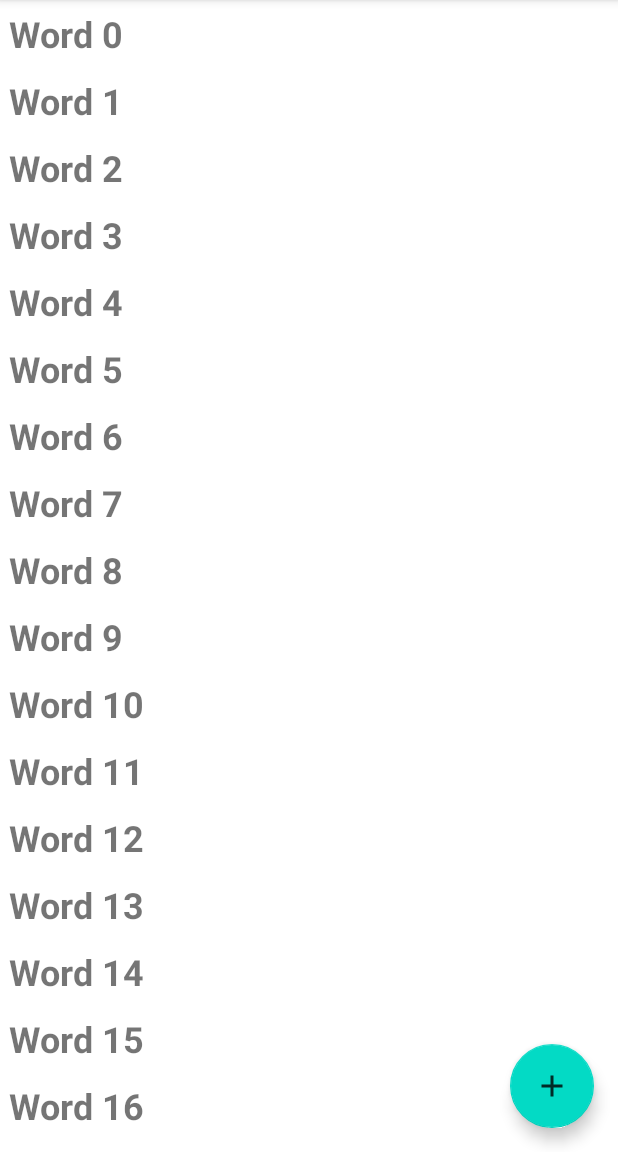
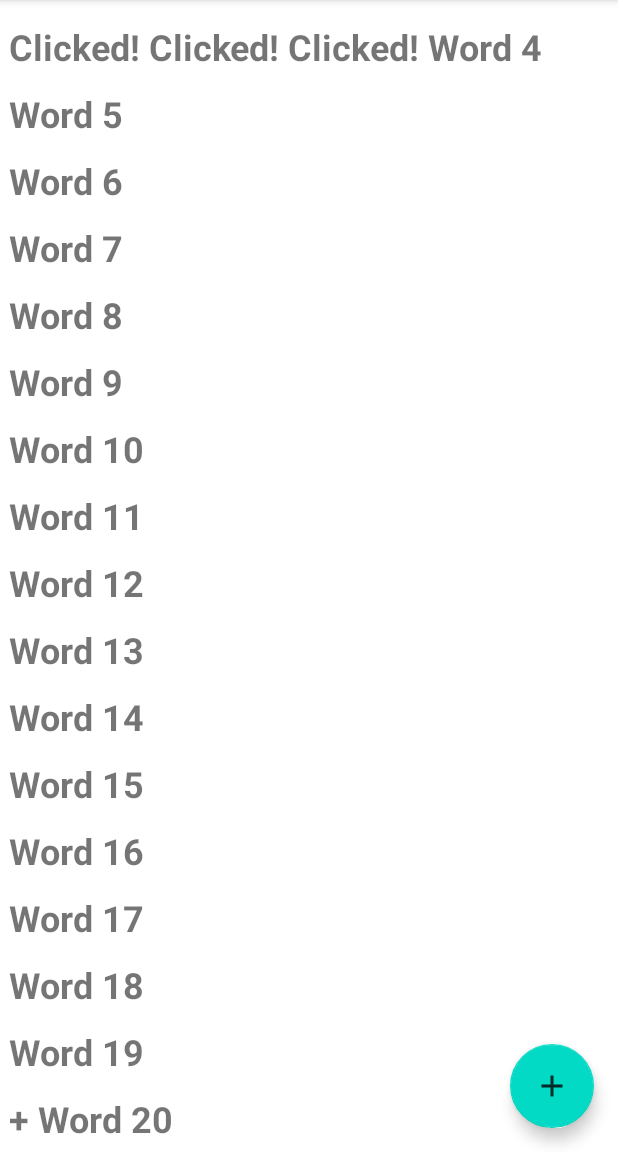
Before and after one commit to Bikram48/RecyclerView, an Android app: the screen it shows after launch (MainActivity), in the options menu, after a tap on "Settings", on a phone screen of 412 x 824 dp, the part 84-1236 px from its top. Run offline under Robolectric (Android 15) with nearby library versions, the phone set to English and light mode, and no system bars.

Commit message:
initial commit

```diff
--- a/app/src/main/java/com/project/recyclerview/MainActivity.java
+++ b/app/src/main/java/com/project/recyclerview/MainActivity.java
@@ -33,8 +33,10 @@ public class MainActivity extends AppCompatActivity {
         fab.setOnClickListener(new View.OnClickListener() {
             @Override
             public void onClick(View view) {
-                Snackbar.make(view, "Replace with your own action", Snackbar.LENGTH_LONG)
-                        .setAction("Action", null).show();
+                int wordListSize = mWordList.size();
+                mWordList.addLast("+ Word " + wordListSize);
+                mRecyclerView.getAdapter().notifyItemInserted(wordListSize);
+                mRecyclerView.smoothScrollToPosition(wordListSize);
             }
         });
 
--- a/app/src/main/java/com/project/recyclerview/WordListAdapter.java
+++ b/app/src/main/java/com/project/recyclerview/WordListAdapter.java
@@ -38,13 +38,22 @@ public class WordListAdapter extends RecyclerView.Adapter<WordListAdapter.WordVi
         return mWordList.size();
     }
 
-    public class WordViewHolder extends RecyclerView.ViewHolder{
+    public class WordViewHolder extends RecyclerView.ViewHolder implements View.OnClickListener{
         public final TextView wordItemView;
         final WordListAdapter mAdapter;
         public WordViewHolder(@NonNull View itemView, WordListAdapter mAdapter) {
             super(itemView);
             this.mAdapter = mAdapter;
             wordItemView=itemView.findViewById(R.id.word);
+            itemView.setOnClickListener(this);
+        }
+
+        @Override
+        public void onClick(View v) {
+            int mPosition = getLayoutPosition();
+            String element = mWordList.get(mPosition);
+            mWordList.set(mPosition, "Clicked! " + element);
+            mAdapter.notifyDataSetChanged();
         }
     }
 }
```
Also changed, not shown: 3 other files.
